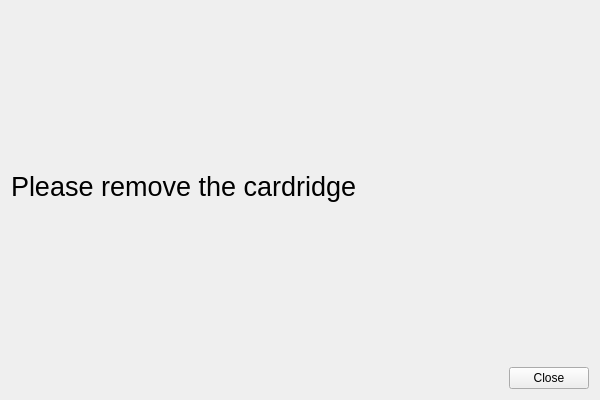
Old version of the form sequential/views/Close_Widget.ui in the repository aquilesC/NanoCETPy.
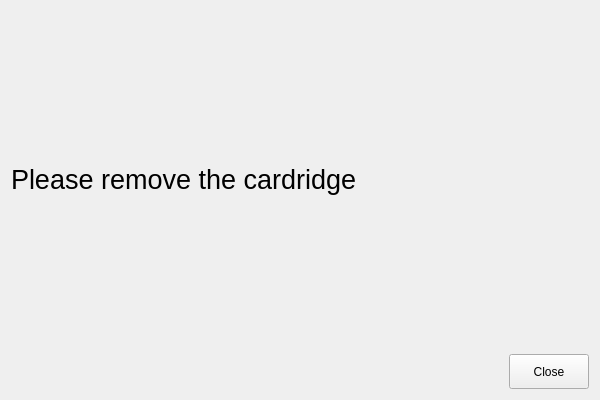
New version of the form.

The edit to the form file:
```diff
--- a/sequential/views/Close_Widget.ui
+++ b/sequential/views/Close_Widget.ui
@@ -49,6 +49,12 @@
      </item>
      <item>
       <widget class="QPushButton" name="close_button">
+       <property name="minimumSize">
+        <size>
+         <width>0</width>
+         <height>35</height>
+        </size>
+       </property>
        <property name="text">
         <string>Close</string>
        </property>
```
